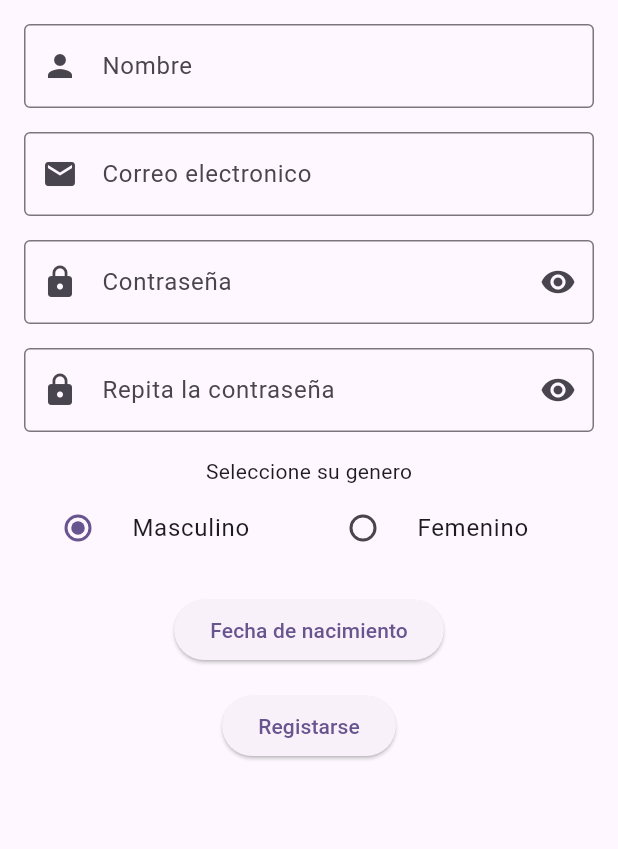
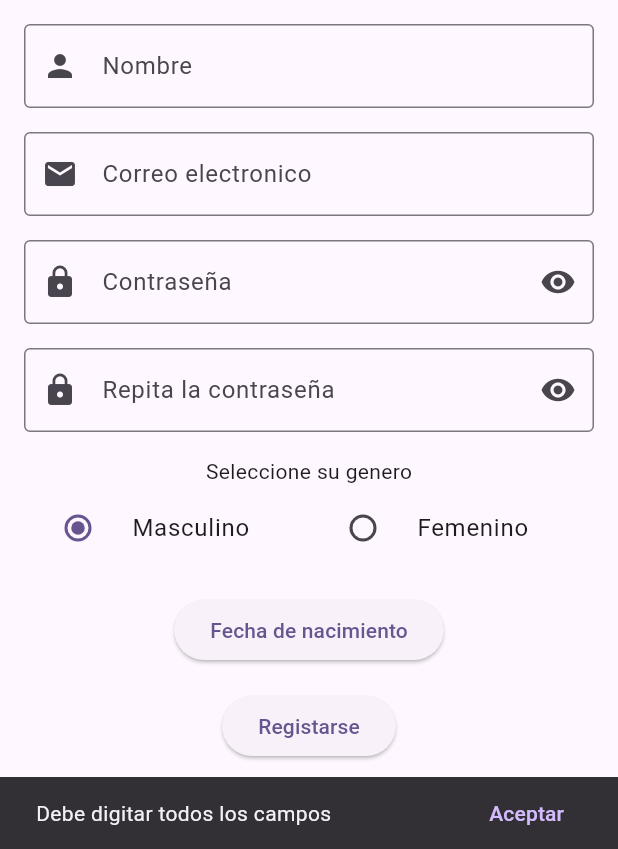
Before and after one commit to CamiloMedinaH/movies_udea, a Flutter app: the SignUpPage screen opened directly, after a tap on "Registarse", on a phone screen of 412 x 824 dp, the part 387-1236 px from its top. Run offline on Flutter 3.47's test engine with Material 3 defaults, Android fonts, the phone set to English and light mode, and no system bars; our stand-ins replace firebase_auth, firebase_core; accounts and stored records are empty.

Commit message:
Abril 7: Se configuro todo lo relacionado con la creacion de cuantes y el inicio de sesion. Usando Firebase

```diff
--- a/lib/pages/sign_up_page.dart
+++ b/lib/pages/sign_up_page.dart
@@ -1,5 +1,7 @@
 import 'package:flutter/material.dart';
 import 'package:intl/intl.dart';
+
+import '../repository/firebase_api.dart';
 
 class SignUpPage extends StatefulWidget {
   const SignUpPage({super.key});
@@ -25,6 +27,8 @@ class _SignUpPageState extends State<SignUpPage> {
   final _email = TextEditingController();
   final _password = TextEditingController();
   final _repPassword = TextEditingController();
+
+  final FirebaseApi _firebaseApi = FirebaseApi();
 
   @override
   Widget build(BuildContext context) {
@@ -180,7 +184,40 @@ class _SignUpPageState extends State<SignUpPage> {
   }
 
   void _onRegisterButtonClicked() {
+    if (_email.text.isEmpty || _password.text.isEmpty || _repPassword.text.isEmpty) {
+      showMsg("Debe digitar todos los campos");
+    } else if (_password.text != _repPassword.text) {
+      showMsg("las contraseñas deben de ser iguales");
+    } else if (_password.text.length < 6) {
+      showMsg("La contraseña debe tener minimo 6 caracteres");
+    } else {
+      createUser(_email.text, _password.text);
+    }
+  }
 
+  void createUser(String email, String password) async{
+    var result = await _firebaseApi.createUser(email, password);
+    if (result == 'weak-password') {
+      print('La contraseña debe tener minimo 6 caracteres');
+    } else if (result == 'email-already-in-use') {
+      print('Ya existe una cuenta con ese correo electronico');
+    } else if (result == 'invalid-email') {
+      showMsg('Él correo electronico esta mal escrito');
+    } else {
+      showMsg('Usuario registrado exitosamente');
+      Navigator.pop(context);
+    }
+  }
+
+  void showMsg(String msg) {
+    final scaffold = ScaffoldMessenger.of(context);
+    scaffold.showSnackBar(
+      SnackBar(content: Text(msg),
+        duration: Duration(seconds: 10),
+        action: SnackBarAction(
+            label: "Aceptar",
+            onPressed: scaffold.hideCurrentSnackBar))
+    );
   }
 
   void _showSelectedDate() async{
--- a/pubspec.yaml
+++ b/pubspec.yaml
@@ -34,8 +34,10 @@ dependencies:
   # The following adds the Cupertino Icons font to your application.
   # Use with the CupertinoIcons class for iOS style icons.
   cupertino_icons: ^1.0.8
+  firebase_auth: ^5.5.3
 
 dev_dependencies:
+  firebase_core: ^3.13.0
   intl: ^0.19.0
   flutter_localizations:
     sdk: flutter
```
Also changed, not shown: lib/main.dart (+8 -1 lines), lib/pages/sign_in_page.dart (+39 -1 lines), lib/pages/splash_page.dart (+16 -3 lines), lib/repository/firebase_api.dart (added, +51 -0 lines), firebase.json (added), lib/firebase_options.dart (added), pubspec.lock, 19 other files.
